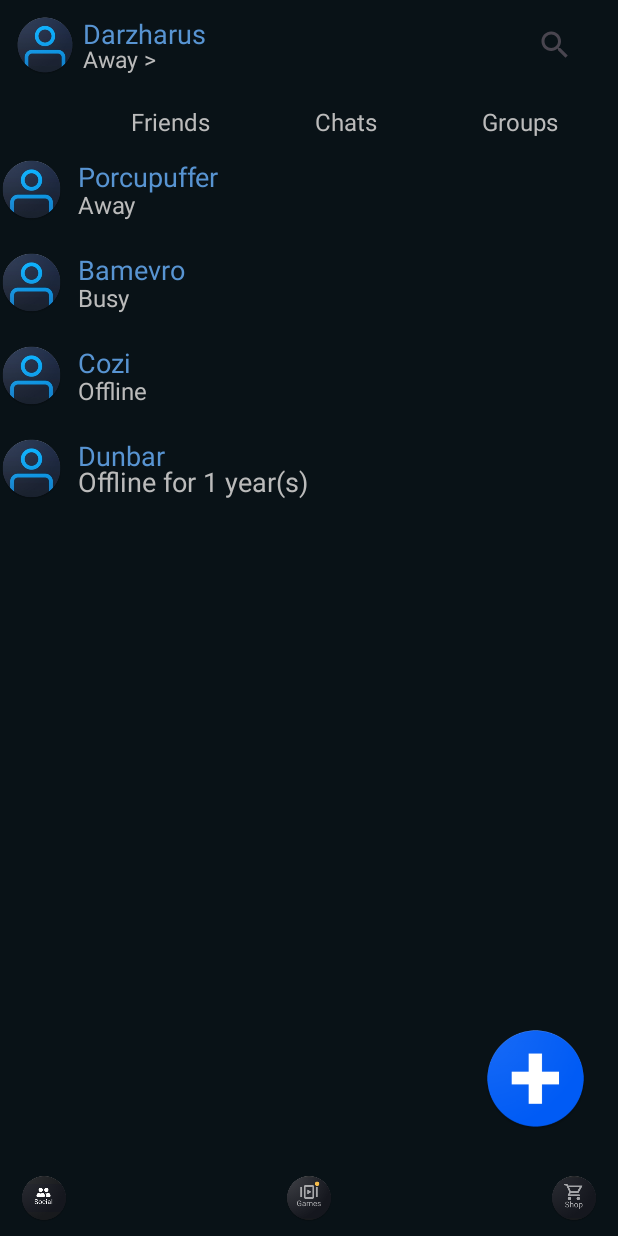
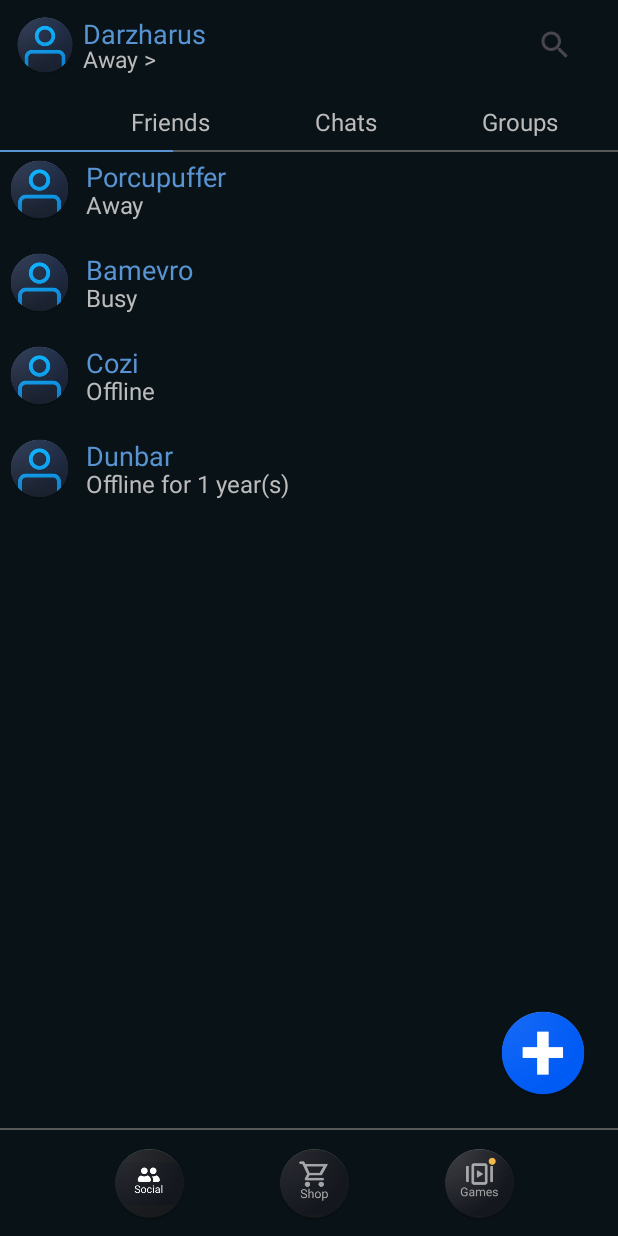
Before and after one commit to AliCoopaaaah/Test, an Android app: the screen it shows after launch (MainActivity), on a phone screen of 412 x 824 dp. Run offline under Robolectric (Android 15) with nearby library versions, the phone set to English and light mode, and no system bars.

Commit message:
visuals done

```diff
--- a/app/src/main/res/layout/activity_main.xml
+++ b/app/src/main/res/layout/activity_main.xml
@@ -21,16 +21,33 @@
             android:id="@+id/toolbar"
             android:layout_width="match_parent"
             android:layout_height="30dp"
+            android:layout_marginBottom="8dp"
             android:background="@color/blue"
             android:layout_marginTop="20dp"
             app:layout_constraintLeft_toLeftOf="parent"
             app:layout_constraintTop_toBottomOf="@id/top_toolbar"/>
+
+        <TextView
+            android:layout_width="match_parent"
+            android:layout_height="1dp"
+            android:layout_marginBottom="5dp"
+            android:background="@color/Gray"
+            app:layout_constraintLeft_toLeftOf="parent"
+            app:layout_constraintTop_toBottomOf="@id/toolbar"/>
+
+        <TextView
+            android:layout_width="115dp"
+            android:layout_height="1dp"
+            android:background="@color/lightBlue"
+            app:layout_constraintLeft_toLeftOf="parent"
+            app:layout_constraintTop_toBottomOf="@id/toolbar"/>
 
         <fragment
             tools:layout="@layout/fragment_friends_list"
             android:id="@+id/fragment"
             android:layout_width="match_parent"
             android:layout_height="wrap_content"
+            android:layout_marginLeft="5dp"
             android:name="com.example.test.FriendsList"
             app:layout_constraintLeft_toLeftOf="parent"
             app:layout_constraintTop_toBottomOf="@+id/toolbar"/>
@@ -38,17 +55,28 @@
         <androidx.appcompat.widget.ActionMenuView
             android:id="@+id/bottom_toolbar"
             android:layout_width="match_parent"
-            android:layout_height="50dp"
+            android:layout_height="60dp"
             android:background="@color/blue"
+            android:layout_marginBottom="5dp"
             app:layout_constraintLeft_toLeftOf="parent"
             app:layout_constraintBottom_toBottomOf="parent"/>
 
+        <TextView
+            android:id="@+id/divider"
+            android:layout_width="match_parent"
+            android:layout_height="1dp"
+            android:layout_marginTop="5dp"
+            android:layout_marginBottom="5dp"
+            android:background="@color/Gray"
+            app:layout_constraintLeft_toLeftOf="parent"
+            app:layout_constraintBottom_toTopOf="@id/bottom_toolbar"/>
+
         <ImageView
-            android:layout_width="70dp"
-            android:layout_height="70dp"
+            android:layout_width="60dp"
+            android:layout_height="60dp"
             android:layout_marginRight="20dp"
             android:layout_marginBottom="20dp"
-            app:layout_constraintBottom_toTopOf="@id/bottom_toolbar"
+            app:layout_constraintBottom_toTopOf="@id/divider"
             app:layout_constraintRight_toRightOf="parent"
             app:srcCompat="@drawable/img_6"/>
 
--- /dev/null
+++ b/app/src/main/res/layout/bottom_toolbar_layout.xml
@@ -0,0 +1,34 @@
+<?xml version="1.0" encoding="utf-8"?>
+<androidx.constraintlayout.widget.ConstraintLayout xmlns:android="http://schemas.android.com/apk/res/android"
+    android:layout_width="match_parent"
+    android:layout_height="match_parent"
+    xmlns:app="http://schemas.android.com/apk/res-auto">
+
+    <ImageView
+        android:id="@+id/social"
+        android:layout_marginLeft="15dp"
+        android:layout_width="50dp"
+        android:layout_height="50dp"
+        app:srcCompat="@drawable/img_1"
+        app:layout_constraintLeft_toLeftOf="parent"
+        app:layout_constraintTop_toTopOf="parent"/>
+
+    <ImageView
+        android:id="@+id/games"
+        android:layout_marginLeft="60dp"
+        android:layout_width="50dp"
+        android:layout_height="50dp"
+        app:srcCompat="@drawable/img_2"
+        app:layout_constraintLeft_toRightOf="@id/social"
+        app:layout_constraintTop_toTopOf="parent"/>
+
+    <ImageView
+        android:id="@+id/shop"
+        android:layout_marginLeft="60dp"
+        android:layout_width="50dp"
+        android:layout_height="50dp"
+        app:srcCompat="@drawable/img_3"
+        app:layout_constraintLeft_toRightOf="@id/games"
+        app:layout_constraintTop_toTopOf="parent"/>
+
+</androidx.constraintlayout.widget.ConstraintLayout>
--- a/app/src/main/res/layout/fragment_friends_list.xml
+++ b/app/src/main/res/layout/fragment_friends_list.xml
@@ -127,7 +127,7 @@
         <TextView
             android:id="@+id/s4"
             android:text="Offline for 1 year(s)"
-            android:textSize="18dp"
+            android:textSize="16dp"
             android:textColor="@color/white"
             android:layout_marginLeft="10dp"
             android:layout_width="wrap_content"
--- a/app/src/main/res/menu/bottom_toolbar_menu.xml
+++ b/app/src/main/res/menu/bottom_toolbar_menu.xml
@@ -2,21 +2,10 @@
 <menu xmlns:android="http://schemas.android.com/apk/res/android"
     xmlns:app="http://schemas.android.com/apk/res-auto">
     <item
-        android:id="@+id/social"
-        android:title="Social"
-        android:icon="@drawable/img_1"
+        android:id="@+id/toolbar"
+        android:title="Toolbar"
         android:orderInCategory="100"
-        app:showAsAction="always"/>
-    <item
-        android:id="@+id/games"
-        android:title="Games"
-        android:icon="@drawable/img_3"
-        android:orderInCategory="200"
-        app:showAsAction="always"/>
-    <item
-        android:id="@+id/shop"
-        android:title="Shop"
-        android:icon="@drawable/img_2"
-        android:orderInCategory="300"
-        app:showAsAction="always"/>
+        app:showAsAction="always"
+        app:actionLayout="@layout/bottom_toolbar_layout"/>
+
 </menu>
--- a/app/src/main/res/values/colors.xml
+++ b/app/src/main/res/values/colors.xml
@@ -5,4 +5,5 @@
     <color name="blue">#091217</color>
     <color name="lightBlue">#5894D2</color>
     <color name="lightGray">#D3D3D3</color>
+    <color name="Gray">#595959</color>
 </resources>
```
